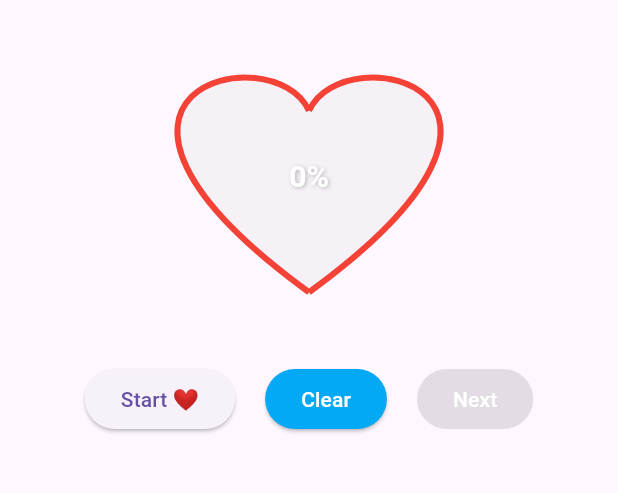
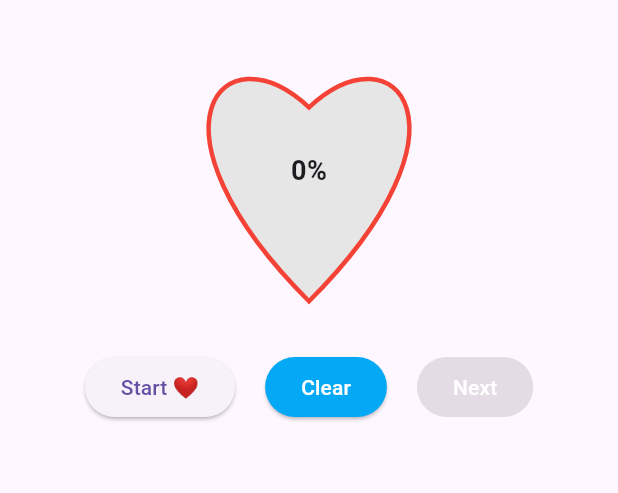
Before and after one commit to ameyrane98/heart_app, a Flutter app: the screen it shows after launch, on a phone screen of 412 x 824 dp, the part 63-556 px from its top. Run offline on Flutter 3.47's test engine with Material 3 defaults, Android fonts, the phone set to English and light mode, and no system bars; our stand-ins replace liquid_progress_indicator_v2.

Commit message:
feat: added custom heart fill using ClipPath + Path

```diff
--- a/lib/ui/screens/heart_screen.dart
+++ b/lib/ui/screens/heart_screen.dart
@@ -4,6 +4,8 @@ import 'package:provider/provider.dart';
 import '../../../viewmodels/heart_view_model.dart';
 import '../widgets/heart_painter_twoIcon+ClipRect.dart';
 import '../widgets/_LiquidHeartChartState.dart';
+import '../widgets/heart_painter_twoIcon+ClipRect.dart';
+import '../widgets/HeartPathFill_ClipPathHeart.dart';
 
 class HeartScreen extends StatelessWidget {
   const HeartScreen({super.key});
@@ -18,18 +20,17 @@ class HeartScreen extends StatelessWidget {
       body: Center(
         child: Column(
           children: [
-            LiquidHeartChart(
-              percent: vm.progress,
-              size: 240,
-              backgroundColor: Colors.grey.shade300,
-              fillColor: Colors.redAccent,
-              borderColor: Colors.red,
-              borderWidth: 4,
-              onTap: isDisabled
-                  ? null
-                  : vm.toggleStartPause, // click heart to start/pause
-            ),
+            // const LiquidHeartChart(
+            //   size: 240,
+            //   duration: Duration(seconds: 4),
+            //   backgroundColor: Color(0x33808080), // optional
+            //   fillColor: Colors.redAccent, // optional
+            //   borderColor: Colors.red, // optional
+            //   borderWidth: 4, // optional
+            //   showPercentText: true, // optional
+            // ),
             // HeartFillWidget(percent: vm.progress, size: 200),
+            HeartFillWidget2(percent: vm.progress, size: 200),
             SizedBox(height: 20),
             Row(
               mainAxisAlignment:
--- /dev/null
+++ b/lib/ui/widgets/HeartPathFill_ClipPathHeart.dart
@@ -0,0 +1,151 @@
+import 'package:flutter/material.dart';
+
+/// A simple heart fill using ClipPath + Path (no third-party animation).
+/// - [percent]: 0..100
+/// - [size]: square extent of the heart area
+/// - [backgroundColor]: color of empty area inside the heart
+/// - [fillColor]: color of the filled portion
+/// - [borderColor]/[borderWidth]: outline on top
+class HeartFillWidget2 extends StatelessWidget {
+  const HeartFillWidget2({
+    super.key,
+    required this.percent,
+    this.size = 200,
+    this.backgroundColor = const Color(0xFFE6E6E6),
+    this.fillColor = Colors.redAccent,
+    this.borderColor = Colors.red,
+    this.borderWidth = 3.0,
+    this.showPercentText = true,
+  });
+
+  final double percent; // expected 0..100
+  final double size;
+  final Color backgroundColor;
+  final Color fillColor;
+  final Color borderColor;
+  final double borderWidth;
+  final bool showPercentText;
+
+  @override
+  Widget build(BuildContext context) {
+    final clamped = percent.clamp(0.0, 100.0) / 100.0;
+
+    return SizedBox(
+      width: size,
+      height: size,
+      child: Stack(
+        children: [
+          // 1) Background clipped to heart
+          ClipPath(
+            clipper: _HeartClipper(borderWidth: borderWidth),
+            child: Container(color: backgroundColor),
+          ),
+
+          // 2) Fill clipped to heart (rises from bottom)
+          ClipPath(
+            clipper: _HeartClipper(borderWidth: borderWidth),
+            child: Align(
+              alignment: Alignment.bottomCenter,
+              child: FractionallySizedBox(
+                heightFactor: clamped, // 0..1
+                widthFactor: 1.0,
+                alignment: Alignment.bottomCenter,
+                child: Container(color: fillColor),
+              ),
+            ),
+          ),
+
+          // 3) Optional percent text
+          if (showPercentText)
+            Center(
+              child: Text(
+                '${(clamped * 100).toStringAsFixed(0)}%',
+                style: const TextStyle(
+                  fontWeight: FontWeight.bold,
+                  fontSize: 18,
+                ),
+              ),
+            ),
+
+          // 4) Border on top for a crisp edge
+          Positioned.fill(
+            child: CustomPaint(
+              painter: _HeartBorderPainter(
+                color: borderColor,
+                strokeWidth: borderWidth,
+              ),
+            ),
+          ),
+        ],
+      ),
+    );
+  }
+}
+
+/// Clipper that returns the scalable heart path.
+class _HeartClipper extends CustomClipper<Path> {
+  _HeartClipper({required this.borderWidth});
+  final double borderWidth;
+
+  @override
+  Path getClip(Size size) => _buildHeartPath(size, borderWidth);
+
+  @override
+  bool shouldReclip(covariant _HeartClipper oldClipper) =>
+      oldClipper.borderWidth != borderWidth;
+}
+
+/// Painter that draws the heart outline (same path as the clipper).
+class _HeartBorderPainter extends CustomPainter {
+  _HeartBorderPainter({required this.color, required this.strokeWidth});
+  final Color color;
+  final double strokeWidth;
+
+  @override
+  void paint(Canvas canvas, Size size) {
+    final path = _buildHeartPath(size, strokeWidth);
+    final paint = Paint()
+      ..color = color
+      ..style = PaintingStyle.stroke
+      ..strokeWidth = strokeWidth
+      ..isAntiAlias = true;
+    canvas.drawPath(path, paint);
+  }
+
+  @override
+  bool shouldRepaint(covariant _HeartBorderPainter oldDelegate) =>
+      oldDelegate.color != color || oldDelegate.strokeWidth != strokeWidth;
+}
+
+/// Shared heart path math (closed, single path, scaled with margins).
+Path _buildHeartPath(Size size, double strokeWidth) {
+  final w = size.width;
+  final h = size.height;
+
+  // Keep a tiny padding so border doesn't get clipped
+  final pad = strokeWidth / 2 + 2.0;
+  final sx = w - 2 * pad;
+  final sy = h - 2 * pad;
+  final ox = pad;
+  final oy = pad;
+
+  return Path()
+    ..moveTo(ox + 0.50 * sx, oy + 0.28 * sy)
+    ..cubicTo(
+      ox + 0.20 * sx,
+      oy + 0.00 * sy, // control 1
+      ox - 0.10 * sx,
+      oy + 0.35 * sy, // control 2
+      ox + 0.50 * sx,
+      oy + 0.95 * sy, // bottom point
+    )
+    ..cubicTo(
+      ox + 1.10 * sx,
+      oy + 0.35 * sy, // control 1
+      ox + 0.80 * sx,
+      oy + 0.00 * sy, // control 2
+      ox + 0.50 * sx,
+      oy + 0.28 * sy, // back to top center
+    )
+    ..close();
+}
--- a/lib/ui/widgets/_LiquidHeartChartState.dart
+++ b/lib/ui/widgets/_LiquidHeartChartState.dart
@@ -1,147 +1,229 @@
 import 'package:flutter/material.dart';
 import 'package:liquid_progress_indicator_v2/liquid_progress_indicator.dart';
 
+/// A self-contained heart with a rising liquid fill.
+/// - Tap the button to Start/Pause the animation.
+/// - Use [size] and [duration] to customize behavior.
+///
+/// Beginner tips included as comments throughout.
 class LiquidHeartChart extends StatefulWidget {
   const LiquidHeartChart({
     super.key,
-    required this.percent, // 0..100
-    this.size = 240, // width; height = 0.8 * size
-    this.backgroundColor,
-    this.fillColor,
-    this.borderColor,
-    this.borderWidth = 4.0,
-    this.onTap, // optional: make the heart clickable
+    this.size = 220,
+    this.duration = const Duration(seconds: 4),
+    this.backgroundColor = const Color(0x408BCD8D), // light green with opacity
+    this.fillColor = const Color(0xFF096B49), // deep green
+    this.borderColor = Colors.red, // heart outline
+    this.borderWidth = 3.0,
+    this.showPercentText = true,
   });
 
-  final double percent; // 0..100
+  /// Square size of the heart.
   final double size;
-  final Color? backgroundColor;
-  final Color? fillColor;
-  final Color? borderColor;
+
+  /// How long the fill animation takes from 0 → 100%.
+  final Duration duration;
+
+  /// Color behind the liquid.
+  final Color backgroundColor;
+
+  /// Liquid color (the fill).
+  final Color fillColor;
+
+  /// Outline color drawn on top of the heart.
+  final Color borderColor;
+
+  /// Outline thickness.
   final double borderWidth;
-  final VoidCallback? onTap;
+
+  /// Whether to display "XX%" at the center.
+  final bool showPercentText;
 
   @override
   State<LiquidHeartChart> createState() => _LiquidHeartChartState();
 }
 
-class _LiquidHeartChartState extends State<LiquidHeartChart> {
-  // Build a heart path using two cubic Bézier arches.
-  Path _heartPath(double width) {
-    final height = width * 0.8;
-    return Path()
-      // left arch
-      ..moveTo(0.5 * width, 0.27 * height)
-      ..cubicTo(
-        0.4 * width,
-        0.0 * height,
-        -0.27 * width,
-        0.2 * height,
-        0.5 * width,
-        0.9 * height,
-      )
-      // right arch
-      ..moveTo(0.5 * width, 0.27 * height)
-      ..cubicTo(
-        0.6 * width,
-        0.0 * height,
-        1.27 * width,
-        0.2 * height,
-        0.5 * width,
-        0.9 * height,
+class _LiquidHeartChartState extends State<LiquidHeartChart>
+    with SingleTickerProviderStateMixin {
+  late final AnimationController _animationController;
+  bool _isAnimating = false;
+
+  @override
+  void initState() {
+    super.initState();
+
+    // The animation controller goes from 0.0 → 1.0 over [widget.duration].
+    _animationController = AnimationController(
+      vsync: this,
+      duration: widget.duration,
     );
+
+    // (Optional learning aid) See lifecycle in your debug console.
+    debugPrint('LiquidHeartChart initState');
+  }
+
+  @override
+  void dispose() {
+    _animationController.dispose();
+    debugPrint('LiquidHeartChart disposed'); // helpful while learning
+    super.dispose();
+  }
+
+  /// Toggle Start/Pause. If finished (value >= 1.0), restart from 0.
+  void _toggle() {
+    if (_isAnimating) {
+      _animationController.stop();
+      setState(() => _isAnimating = false);
+    } else {
+      final from = _animationController.value >= 1.0
+          ? 0.0
+          : _animationController.value;
+      _animationController.forward(from: from);
+      setState(() => _isAnimating = true);
+    }
   }
 
   @override
   Widget build(BuildContext context) {
-    final w = widget.size;
-    final h = w * 0.8;
-    final path = _heartPath(w);
+    // AnimatedBuilder rebuilds just this subtree whenever the controller ticks.
+    return AnimatedBuilder(
+      animation: _animationController,
+      builder: (context, _) {
+        // Keep progress safely between 0.0 and 1.0
+        final fillPercent = _animationController.value.clamp(0.0, 1.0);
 
-    final core = Stack(
-      alignment: Alignment.center,
+        return Column(
+          mainAxisSize: MainAxisSize.min,
           children: [
-        // Liquid fill inside the heart path (0..1). The package animates the waves.
             SizedBox(
-          width: w,
-          height: h,
-          child: LiquidCustomProgressIndicator(
-            value: (widget.percent.clamp(0, 100)) / 100.0, // 0..1
+              width: widget.size,
+              height: widget.size,
+              child: Stack(
+                children: [
+                  // 1) The liquid, clipped to the heart path
+                  LiquidCustomProgressIndicator(
+                    value: fillPercent,
                     direction: Axis.vertical,
-            backgroundColor: (widget.backgroundColor ?? Colors.red.shade100)
-                .withOpacity(0.25),
-            valueColor: AlwaysStoppedAnimation<Color>(
-              widget.fillColor ?? Colors.redAccent,
+                    backgroundColor: widget.backgroundColor,
+                    valueColor: AlwaysStoppedAnimation(widget.fillColor),
+                    shapePath: _buildHeartPath(Size(widget.size, widget.size)),
+                    center: widget.showPercentText
+                        ? Text(
+                            '${(fillPercent * 100).toStringAsFixed(0)}%',
+                            style: const TextStyle(
+                              fontWeight: FontWeight.bold,
+                              fontSize: 18,
                             ),
-            shapePath: path,
-            center: Text(
-              '${widget.percent.clamp(0, 100).toStringAsFixed(0)}%',
-              style: const TextStyle(
-                fontSize: 20,
-                fontWeight: FontWeight.w600,
-                color: Colors.white,
-                shadows: [
-                  Shadow(
-                    blurRadius: 3,
-                    color: Colors.black26,
-                    offset: Offset(1, 1),
-                  ),
-                ],
-              ),
-            ),
-          ),
+                          )
+                        : null,
                   ),
 
-        // Crisp outline on top
-        IgnorePointer(
+                  // 2) A simple border outline drawn on top (for a crisp edge)
+                  Positioned.fill(
                     child: CustomPaint(
-            size: Size(w, h),
-            painter: _HeartOutlinePainter(
-              path: path,
-              color: widget.borderColor ?? Colors.red,
+                      painter: _HeartBorderPainter(
+                        color: widget.borderColor,
                         strokeWidth: widget.borderWidth,
                       ),
                     ),
                   ),
                 ],
+              ),
+            ),
+          ],
         );
+      },
+    );
+  }
 
-    // Optional tap wrapper for start/pause toggle, etc.
-    return widget.onTap == null
-        ? core
-        : Material(
-            color: Colors.transparent,
-            child: InkWell(
-              borderRadius: BorderRadius.circular(w / 2),
-              onTap: widget.onTap,
-              child: Padding(padding: const EdgeInsets.all(8.0), child: core),
-            ),
-          );
+  /// Builds a single, closed heart path that fits inside [size].
+  /// Tip: Think of [sx]/[sy] as scaled width/height, and [ox]/[oy] as padding.
+  Path _buildHeartPath(Size size) {
+    final w = size.width;
+    final h = size.height;
+
+    // Keep nice margins so the outline isn't clipped.
+    final pad = widget.borderWidth / 2 + 2.0;
+    final sx = w - 2 * pad;
+    final sy = h - 2 * pad;
+    final ox = pad;
+    final oy = pad;
+
+    final path = Path()
+      // Start at the top center of the heart
+      ..moveTo(ox + 0.50 * sx, oy + 0.28 * sy)
+      // Left lobe & left side
+      ..cubicTo(
+        ox + 0.20 * sx,
+        oy + 0.00 * sy, // control 1
+        ox - 0.10 * sx,
+        oy + 0.35 * sy, // control 2
+        ox + 0.50 * sx,
+        oy + 0.95 * sy, // bottom point
+      )
+      // Right side & right lobe back to top
+      ..cubicTo(
+        ox + 1.10 * sx,
+        oy + 0.35 * sy, // control 1
+        ox + 0.80 * sx,
+        oy + 0.00 * sy, // control 2
+        ox + 0.50 * sx,
+        oy + 0.28 * sy, // back to top center
+      )
+      ..close();
+
+    return path;
   }
 }
 
-class _HeartOutlinePainter extends CustomPainter {
-  _HeartOutlinePainter({
-    required this.path,
-    required this.color,
-    required this.strokeWidth,
-  });
+/// Minimal painter to draw the heart outline on top of the liquid.
+/// (Uses the exact same path math for consistency.)
+class _HeartBorderPainter extends CustomPainter {
+  _HeartBorderPainter({required this.color, required this.strokeWidth});
 
-  final Path path;
   final Color color;
   final double strokeWidth;
 
   @override
   void paint(Canvas canvas, Size size) {
-    final p = Paint()
+    final paint = Paint()
       ..color = color
       ..style = PaintingStyle.stroke
       ..strokeWidth = strokeWidth
       ..isAntiAlias = true;
-    canvas.drawPath(path, p);
+
+    // Keep the same padding logic as in _buildHeartPath
+    final pad = strokeWidth / 2 + 2.0;
+    final sx = size.width - 2 * pad;
+    final sy = size.height - 2 * pad;
+    final ox = pad;
+    final oy = pad;
+
+    final path = Path()
+      ..moveTo(ox + 0.50 * sx, oy + 0.28 * sy)
+      ..cubicTo(
+        ox + 0.20 * sx,
+        oy + 0.00 * sy,
+        ox - 0.10 * sx,
+        oy + 0.35 * sy,
+        ox + 0.50 * sx,
+        oy + 0.95 * sy,
+      )
+      ..cubicTo(
+        ox + 1.10 * sx,
+        oy + 0.35 * sy,
+        ox + 0.80 * sx,
+        oy + 0.00 * sy,
+        ox + 0.50 * sx,
+        oy + 0.28 * sy,
+      )
+      ..close();
+
+    canvas.drawPath(path, paint);
   }
 
   @override
-  bool shouldRepaint(covariant _HeartOutlinePainter old) =>
-      old.path != path || old.color != color || old.strokeWidth != strokeWidth;
+  bool shouldRepaint(covariant _HeartBorderPainter oldDelegate) {
+    return oldDelegate.color != color || oldDelegate.strokeWidth != strokeWidth;
   }
+}
```
Lines whose indentation alone changed are shown as unchanged.
